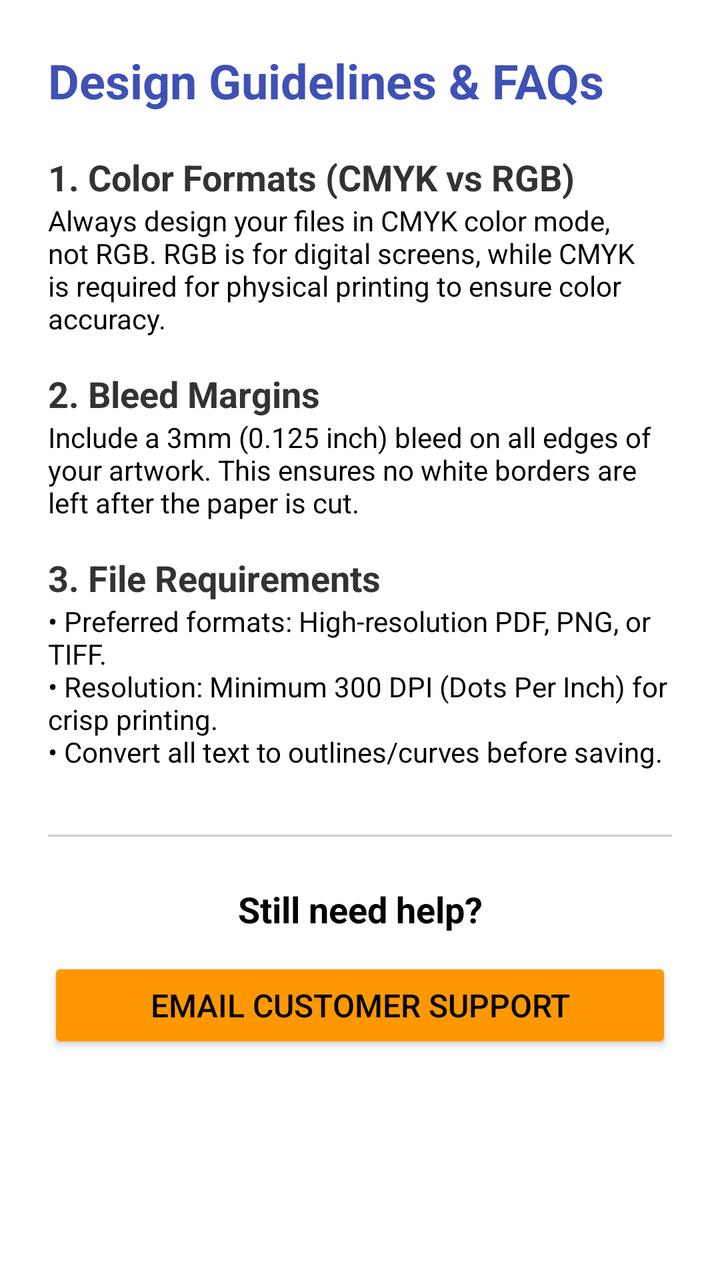
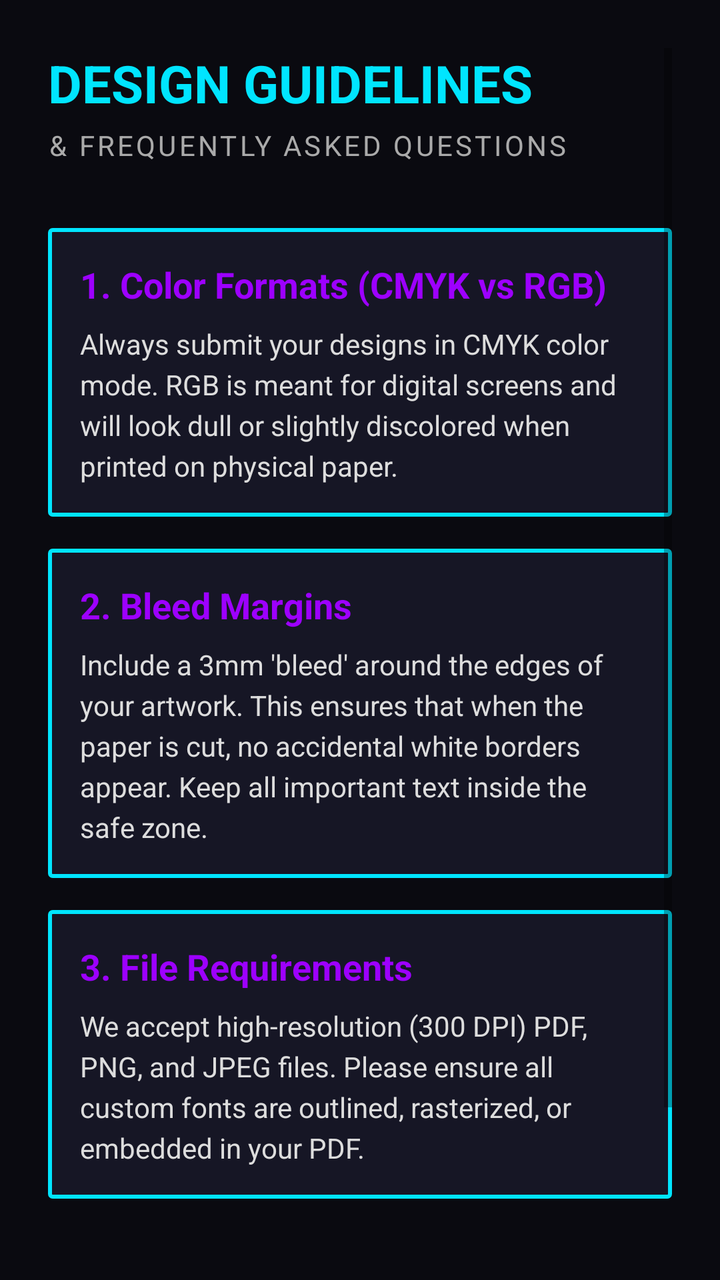

Before-and-after screenshots of an Android layout around one commit, followed by the original layout XML and the change that was made.
<!-- AndroidManifest.xml: application theme Theme.PrintXpress -->
<!-- res/layout/activity_support.xml -->
<?xml version="1.0" encoding="utf-8"?>
<ScrollView xmlns:android="http://schemas.android.com/apk/res/android"
    android:layout_width="match_parent"
    android:layout_height="match_parent"
    android:background="#FFFFFF">

    <LinearLayout
        android:layout_width="match_parent"
        android:layout_height="wrap_content"
        android:orientation="vertical"
        android:padding="24dp">

        <TextView
            android:layout_width="match_parent"
            android:layout_height="wrap_content"
            android:text="Design Guidelines &amp; FAQs"
            android:textSize="24sp"
            android:textStyle="bold"
            android:textColor="#3F51B5"
            android:layout_marginBottom="20dp"/>

        <TextView
            android:layout_width="match_parent"
            android:layout_height="wrap_content"
            android:text="1. Color Formats (CMYK vs RGB)"
            android:textStyle="bold"
            android:textSize="18sp"
            android:textColor="#333333"/>
        <TextView
            android:layout_width="match_parent"
            android:layout_height="wrap_content"
            android:text="Always design your files in CMYK color mode, not RGB. RGB is for digital screens, while CMYK is required for physical printing to ensure color accuracy."
            android:textSize="14sp"
            android:layout_marginBottom="16dp"/>

        <TextView
            android:layout_width="match_parent"
            android:layout_height="wrap_content"
            android:text="2. Bleed Margins"
            android:textStyle="bold"
            android:textSize="18sp"
            android:textColor="#333333"/>
        <TextView
            android:layout_width="match_parent"
            android:layout_height="wrap_content"
            android:text="Include a 3mm (0.125 inch) bleed on all edges of your artwork. This ensures no white borders are left after the paper is cut."
            android:textSize="14sp"
            android:layout_marginBottom="16dp"/>

        <TextView
            android:layout_width="match_parent"
            android:layout_height="wrap_content"
            android:text="3. File Requirements"
            android:textStyle="bold"
            android:textSize="18sp"
            android:textColor="#333333"/>
        <TextView
            android:layout_width="match_parent"
            android:layout_height="wrap_content"
            android:text="• Preferred formats: High-resolution PDF, PNG, or TIFF.\n• Resolution: Minimum 300 DPI (Dots Per Inch) for crisp printing.\n• Convert all text to outlines/curves before saving."
            android:textSize="14sp"
            android:layout_marginBottom="32dp"/>

        <View
            android:layout_width="match_parent"
            android:layout_height="1dp"
            android:background="#CCCCCC"
            android:layout_marginBottom="24dp"/>

        <TextView
            android:layout_width="match_parent"
            android:layout_height="wrap_content"
            android:text="Still need help?"
            android:textStyle="bold"
            android:textSize="18sp"
            android:gravity="center"
            android:layout_marginBottom="12dp"/>

        <Button
            android:id="@+id/btnContactSupport"
            android:layout_width="match_parent"
            android:layout_height="wrap_content"
            android:text="Email Customer Support"
            android:textSize="16sp"
            android:padding="12dp"
            android:backgroundTint="#FF9800"/>

    </LinearLayout>
</ScrollView>
<!-- resources referenced by this layout -->
<resources>
  <style name="Theme.PrintXpress" parent="Base.Theme.PrintXpress" />
  <style name="Base.Theme.PrintXpress" parent="Theme.MaterialComponents.DayNight.NoActionBar">
          
          <item name="colorPrimary">@color/cyber_cyan</item>
          <item name="colorPrimaryVariant">@color/cyber_purple</item>
          <item name="colorOnPrimary">@color/white</item>
          <item name="colorSecondary">@color/cyber_pink</item>
  
          
          <item name="android:windowBackground">@color/cyber_light_bg</item>
          <item name="colorSurface">@color/cyber_card_light</item>
          <item name="android:textColor">@color/black</item>
      </style>
  <color name="cyber_cyan">#00E5FF</color>
  <color name="cyber_purple">#9D00FF</color>
  <color name="white">#FFFFFFFF</color>
  <color name="cyber_pink">#FF003C</color>
  <color name="cyber_light_bg">#F4F4FA</color>
  <color name="cyber_card_light">#FFFFFF</color>
  <color name="black">#FF000000</color>
</resources>

<!-- the commit's change to res/layout/activity_support.xml (unified diff, before → after) -->
@@ -1,89 +1,127 @@
 <?xml version="1.0" encoding="utf-8"?>
-<ScrollView xmlns:android="http://schemas.android.com/apk/res/android"
+<RelativeLayout xmlns:android="http://schemas.android.com/apk/res/android"
     android:layout_width="match_parent"
     android:layout_height="match_parent"
-    android:background="#FFFFFF">
+    android:background="#0A0A10">
 
-    <LinearLayout
+    <ScrollView
         android:layout_width="match_parent"
-        android:layout_height="wrap_content"
-        android:orientation="vertical"
+        android:layout_height="match_parent"
         android:padding="24dp">
 
-        <TextView
+        <LinearLayout
             android:layout_width="match_parent"
             android:layout_height="wrap_content"
-            android:text="Design Guidelines &amp; FAQs"
-            android:textSize="24sp"
-            android:textStyle="bold"
-            android:textColor="#3F51B5"
-            android:layout_marginBottom="20dp"/>
+            android:orientation="vertical">
 
-        <TextView
-            android:layout_width="match_parent"
-            android:layout_height="wrap_content"
-            android:text="1. Color Formats (CMYK vs RGB)"
-            android:textStyle="bold"
-            android:textSize="18sp"
-            android:textColor="#333333"/>
-        <TextView
-            android:layout_width="match_parent"
-            android:layout_height="wrap_content"
-            android:text="Always design your files in CMYK color mode, not RGB. RGB is for digital screens, while CMYK is required for physical printing to ensure color accuracy."
-            android:textSize="14sp"
-            android:layout_marginBottom="16dp"/>
+            <TextView
+                android:layout_width="wrap_content"
+                android:layout_height="wrap_content"
+                android:text="DESIGN GUIDELINES"
+                android:textSize="26sp"
+                android:textStyle="bold"
+                android:textColor="#00E5FF"
+                android:layout_marginBottom="4dp"/>
 
-        <TextView
-            android:layout_width="match_parent"
-            android:layout_height="wrap_content"
-            android:text="2. Bleed Margins"
-            android:textStyle="bold"
-            android:textSize="18sp"
-            android:textColor="#333333"/>
-        <TextView
-            android:layout_width="match_parent"
-            android:layout_height="wrap_content"
-            android:text="Include a 3mm (0.125 inch) bleed on all edges of your artwork. This ensures no white borders are left after the paper is cut."
-            android:textSize="14sp"
-            android:layout_marginBottom="16dp"/>
+            <TextView
+                android:layout_width="wrap_content"
+                android:layout_height="wrap_content"
+                android:text="&amp; FREQUENTLY ASKED QUESTIONS"
+                android:textSize="14sp"
+                android:textColor="#AAAAAA"
+                android:letterSpacing="0.1"
+                android:layout_marginBottom="32dp"/>
 
-        <TextView
-            android:layout_width="match_parent"
-            android:layout_height="wrap_content"
-            android:text="3. File Requirements"
-            android:textStyle="bold"
-            android:textSize="18sp"
-            android:textColor="#333333"/>
-        <TextView
-            android:layout_width="match_parent"
-            android:layout_height="wrap_content"
-            android:text="• Preferred formats: High-resolution PDF, PNG, or TIFF.\n• Resolution: Minimum 300 DPI (Dots Per Inch) for crisp printing.\n• Convert all text to outlines/curves before saving."
-            android:textSize="14sp"
-            android:layout_marginBottom="32dp"/>
+            
+            <LinearLayout
+                android:layout_width="match_parent"
+                android:layout_height="wrap_content"
+                android:orientation="vertical"
+                android:background="@drawable/cyber_card_bg"
+                android:padding="16dp"
+                android:layout_marginBottom="16dp">
 
-        <View
-            android:layout_width="match_parent"
-            android:layout_height="1dp"
-            android:background="#CCCCCC"
-            android:layout_marginBottom="24dp"/>
+                <TextView
+                    android:layout_width="wrap_content"
+                    android:layout_height="wrap_content"
+                    android:text="1. Color Formats (CMYK vs RGB)"
+                    android:textColor="#9D00FF"
+                    android:textStyle="bold"
+                    android:textSize="18sp"
+                    android:layout_marginBottom="8dp"/>
 
-        <TextView
-            android:layout_width="match_parent"
-            android:layout_height="wrap_content"
-            android:text="Still need help?"
-            android:textStyle="bold"
-            android:textSize="18sp"
-            android:gravity="center"
-            android:layout_marginBottom="12dp"/>
+                <TextView
+                    android:layout_width="wrap_content"
+                    android:layout_height="wrap_content"
+                    android:text="Always submit your designs in CMYK color mode. RGB is meant for digital screens and will look dull or slightly discolored when printed on physical paper."
+                    android:textColor="#DDDDDD"
+                    android:lineSpacingExtra="4dp"
+                    android:textSize="14sp"/>
+            </LinearLayout>
 
-        <Button
-            android:id="@+id/btnContactSupport"
-            android:layout_width="match_parent"
-            android:layout_height="wrap_content"
-            android:text="Email Customer Support"
-            android:textSize="16sp"
-            android:padding="12dp"
-            android:backgroundTint="#FF9800"/>
+            
+            <LinearLayout
+                android:layout_width="match_parent"
+                android:layout_height="wrap_content"
+                android:orientation="vertical"
+                android:background="@drawable/cyber_card_bg"
+                android:padding="16dp"
+                android:layout_marginBottom="16dp">
 
-    </LinearLayout>
-</ScrollView>
+                <TextView
+                    android:layout_width="wrap_content"
+                    android:layout_height="wrap_content"
+                    android:text="2. Bleed Margins"
+                    android:textColor="#9D00FF"
+                    android:textStyle="bold"
+                    android:textSize="18sp"
+                    android:layout_marginBottom="8dp"/>
+
+                <TextView
+                    android:layout_width="wrap_content"
+                    android:layout_height="wrap_content"
+                    android:text="Include a 3mm 'bleed' around the edges of your artwork. This ensures that when the paper is cut, no accidental white borders appear. Keep all important text inside the safe zone."
+                    android:textColor="#DDDDDD"
+                    android:lineSpacingExtra="4dp"
+                    android:textSize="14sp"/>
+            </LinearLayout>
+
+            
+            <LinearLayout
+                android:layout_width="match_parent"
+                android:layout_height="wrap_content"
+                android:orientation="vertical"
+                android:background="@drawable/cyber_card_bg"
+                android:padding="16dp"
+                android:layout_marginBottom="32dp">
+
+                <TextView
+                    android:layout_width="wrap_content"
+                    android:layout_height="wrap_content"
+                    android:text="3. File Requirements"
+                    android:textColor="#9D00FF"
+                    android:textStyle="bold"
+                    android:textSize="18sp"
+                    android:layout_marginBottom="8dp"/>
+
+                <TextView
+                    android:layout_width="wrap_content"
+                    android:layout_height="wrap_content"
+                    android:text="We accept high-resolution (300 DPI) PDF, PNG, and JPEG files. Please ensure all custom fonts are outlined, rasterized, or embedded in your PDF."
+                    android:textColor="#DDDDDD"
+                    android:lineSpacingExtra="4dp"
+                    android:textSize="14sp"/>
+            </LinearLayout>
+
+            <androidx.appcompat.widget.AppCompatButton
+                android:id="@+id/btnEmailSupport"
+                android:layout_width="match_parent"
+                android:layout_height="60dp"
+                android:text="INITIATE SUPPORT TICKET (EMAIL)"
+                android:textColor="#000000"
+                android:textStyle="bold"
+                android:backgroundTint="#00E5FF"
+                android:layout_marginBottom="24dp"/>
+        </LinearLayout>
+    </ScrollView>
+</RelativeLayout>
<!-- resource entries referenced after the edit -->
@@ -1,5 +1,13 @@
 <!-- resources referenced by this layout -->
 <resources>
+  <!-- drawable cyber_card_bg (drawable) -->
+  <?xml version="1.0" encoding="utf-8"?>
+  <shape xmlns:android="http://schemas.android.com/apk/res/android"
+      android:shape="rectangle">
+      <solid android:color="#161625"/> 
+      <stroke android:width="2dp" android:color="#00E5FF"/> 
+      <corners android:radius="4px"/> 
+  </shape>
   <style name="Theme.PrintXpress" parent="Base.Theme.PrintXpress" />
   <style name="Base.Theme.PrintXpress" parent="Theme.MaterialComponents.DayNight.NoActionBar">
           
